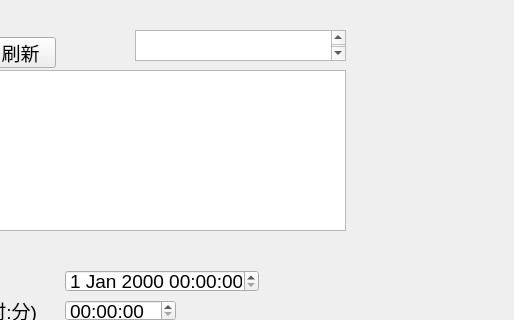
This is source/combinepaper.ui in Sodataco/exam-system as Qt 5 draws it before an edit; both pictures show x 175 to 689 and y 0 to 320 of the 689 by 457 pixel window. The edited form follows.
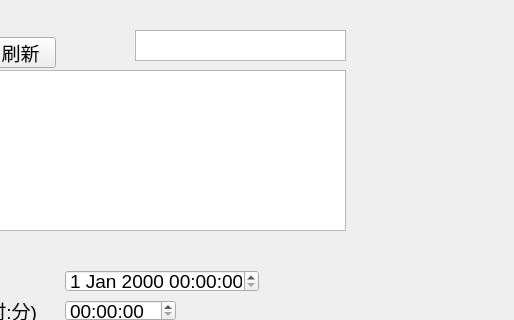
This is the edited form.

The edit to the form file:
```diff
--- a/source/combinepaper.ui
+++ b/source/combinepaper.ui
@@ -242,6 +242,11 @@
      <height>31</height>
     </rect>
    </property>
+   <property name="font">
+    <font>
+     <pointsize>10</pointsize>
+    </font>
+   </property>
   </widget>
  </widget>
  <resources/>
```
